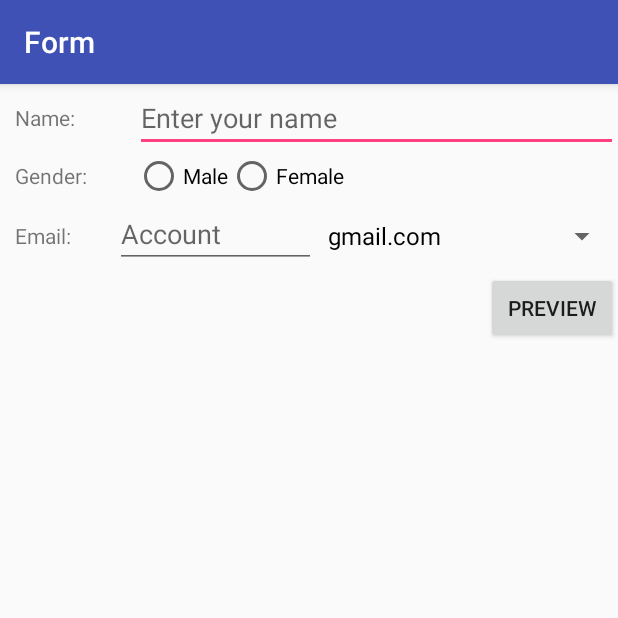
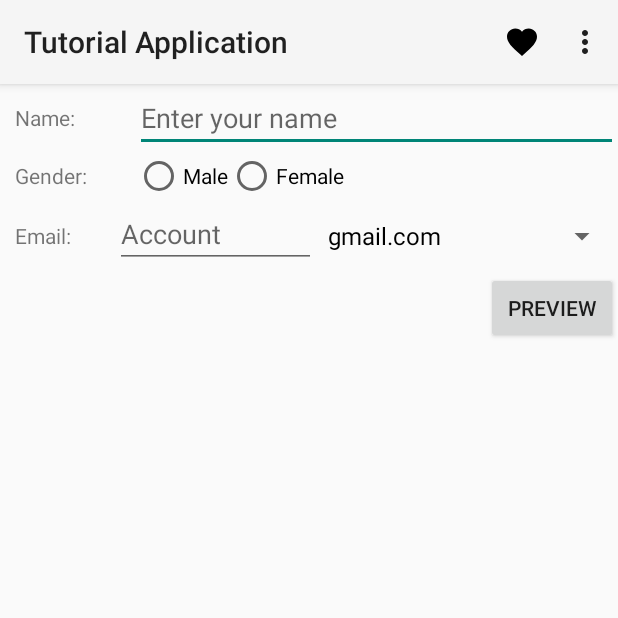
Before and after one commit to LauncherTrainingCourse/LauncherTutorialApp, an Android app: the screen it shows after launch (MainActivity), on a phone screen of 412 x 824 dp, the top half of it. Run offline under Robolectric (Android 15) with nearby library versions, the phone set to English and light mode, and no system bars.

Commit message:
Create a new toolbar with menu.

```diff
--- a/app/src/main/AndroidManifest.xml
+++ b/app/src/main/AndroidManifest.xml
@@ -7,7 +7,7 @@
         android:icon="@mipmap/ic_launcher"
         android:label="@string/app_name"
         android:supportsRtl="true"
-        android:theme="@style/AppTheme">
+        android:theme="@style/Theme.AppCompat.Light.NoActionBar">
         <activity android:name=".MainActivity">
             <intent-filter>
                 <action android:name="android.intent.action.MAIN" />
--- a/app/src/main/java/com/example/richo_han/tutorialapplication/MainActivity.java
+++ b/app/src/main/java/com/example/richo_han/tutorialapplication/MainActivity.java
@@ -4,8 +4,12 @@ import android.content.Context;
 import android.content.Intent;
 import android.support.v7.app.AppCompatActivity;
 import android.os.Bundle;
+import android.support.v7.widget.Toolbar;
 import android.text.TextUtils;
 import android.util.Log;
+import android.view.Menu;
+import android.view.MenuInflater;
+import android.view.MenuItem;
 import android.view.View;
 import android.widget.AdapterView;
 import android.widget.ArrayAdapter;
@@ -17,7 +21,6 @@ public class MainActivity extends AppCompatActivity implements AdapterView.OnIte
     public final static String EXTRA_NAME = "com.example.tutorialapp.NAME";
     public final static String EXTRA_GENDER = "com.example.tutorialapp.GENDER";
     public final static String EXTRA_EMAIL = "com.example.tutorialapp.EMAIL";
-    private static final String TAG = "MainActivity";
     private String gender = "";
     private String domain = "";
 
@@ -25,7 +28,9 @@ public class MainActivity extends AppCompatActivity implements AdapterView.OnIte
     protected void onCreate(Bundle savedInstanceState) {
         super.onCreate(savedInstanceState);
         setContentView(R.layout.activity_main);
-        setTitle("Form");
+
+        Toolbar mainToolbar = (Toolbar) findViewById(R.id.main_toolbar);
+        setSupportActionBar(mainToolbar);
 
         Spinner spinner = (Spinner) findViewById(R.id.domain_spinner);
         ArrayAdapter<CharSequence> adapter = ArrayAdapter.createFromResource(this, R.array.domain_array, android.R.layout.simple_spinner_dropdown_item);
@@ -167,4 +172,25 @@ public class MainActivity extends AppCompatActivity implements AdapterView.OnIte
      * touch is activated or when the adapter becomes empty. */
     @Override
     public void onNothingSelected(AdapterView<?> adapterView) {}
+
+    @Override
+    public boolean onCreateOptionsMenu(Menu menu){
+        MenuInflater inflater = getMenuInflater();
+        inflater.inflate(R.menu.main_toolbar, menu);
+        return true;
+    }
+
+    @Override
+    public boolean onOptionsItemSelected(MenuItem item) {
+        switch (item.getItemId()){
+            case R.id.action_favorite:
+                Log.i("Toolbar", "Favorite button pushed.");
+                return true;
+            case R.id.action_settings:
+                Log.i("Toolbar", "Settings button pushed.");
+                return true;
+            default:
+                return super.onOptionsItemSelected(item);
+        }
+    }
 }
--- /dev/null
+++ b/app/src/main/res/drawable/ic_favorite_black_48dp.xml
@@ -0,0 +1,4 @@
+<vector android:height="24dp" android:viewportHeight="24.0"
+    android:viewportWidth="24.0" android:width="24dp" xmlns:android="http://schemas.android.com/apk/res/android">
+    <path android:fillColor="#000000" android:pathData="M12,21.35l-1.45,-1.32C5.4,15.36 2,12.28 2,8.5 2,5.42 4.42,3 7.5,3c1.74,0 3.41,0.81 4.5,2.09C13.09,3.81 14.76,3 16.5,3 19.58,3 22,5.42 22,8.5c0,3.78 -3.4,6.86 -8.55,11.54L12,21.35z"/>
+</vector>
--- a/app/src/main/res/layout/activity_main.xml
+++ b/app/src/main/res/layout/activity_main.xml
@@ -5,11 +5,21 @@
     xmlns:tools="http://schemas.android.com/tools"
     android:layout_width="match_parent"
     android:layout_height="match_parent"
-    android:layout_marginLeft="10dp"
     android:orientation="horizontal">
+    <android.support.v7.widget.Toolbar
+        android:id="@+id/main_toolbar"
+        android:layout_width="match_parent"
+        android:layout_height="?attr/actionBarSize"
+        android:background="?attr/colorPrimary"
+        android:elevation="4dp"
+        android:theme="@style/ThemeOverlay.AppCompat.ActionBar"
+        app:popupTheme="@style/Theme.AppCompat.Light">
+    </android.support.v7.widget.Toolbar>
     <LinearLayout android:id="@+id/name"
         android:layout_width="match_parent"
-        android:layout_height="wrap_content">
+        android:layout_height="wrap_content"
+        android:layout_below="@id/main_toolbar"
+        android:layout_marginLeft="10dp">
         <TextView android:id="@+id/text_name"
             android:layout_weight="1"
             android:layout_width="0dp"
@@ -25,6 +35,7 @@
     <LinearLayout android:id="@+id/gender"
         android:layout_width="match_parent"
         android:layout_height="wrap_content"
+        android:layout_marginLeft="10dp"
         android:layout_below="@id/name" >
         <TextView android:id="@+id/text_gender"
             android:layout_weight="1"
@@ -52,6 +63,7 @@
     <LinearLayout android:id="@+id/email"
         android:layout_width="match_parent"
         android:layout_height="wrap_content"
+        android:layout_marginLeft="10dp"
         android:layout_below="@id/gender" >
         <TextView
             android:layout_weight="1"
--- /dev/null
+++ b/app/src/main/res/menu/main_toolbar.xml
@@ -0,0 +1,13 @@
+<?xml version="1.0" encoding="utf-8"?>
+<menu xmlns:android="http://schemas.android.com/apk/res/android"
+    xmlns:app="http://schemas.android.com/apk/res-auto">
+    <item
+        android:id="@+id/action_favorite"
+        android:icon="@drawable/ic_favorite_black_48dp"
+        android:title="@string/action_favorite"
+        app:showAsAction="ifRoom"></item>
+
+    <item
+        android:id="@+id/action_settings"
+        android:title="@string/action_settings"></item>
+</menu>
--- a/app/src/main/res/values/strings.xml
+++ b/app/src/main/res/values/strings.xml
@@ -4,6 +4,8 @@
     <string name="button_send">Send</string>
     <string name="button_preview">Preview</string>
     <string name="edit_account">Account</string>
+    <string name="action_favorite">Favorite</string>
+    <string name="action_settings">Settings</string>
     <string-array name="domain_array">
         <item>gmail.com</item>
         <item>hotmail.com</item>
```
